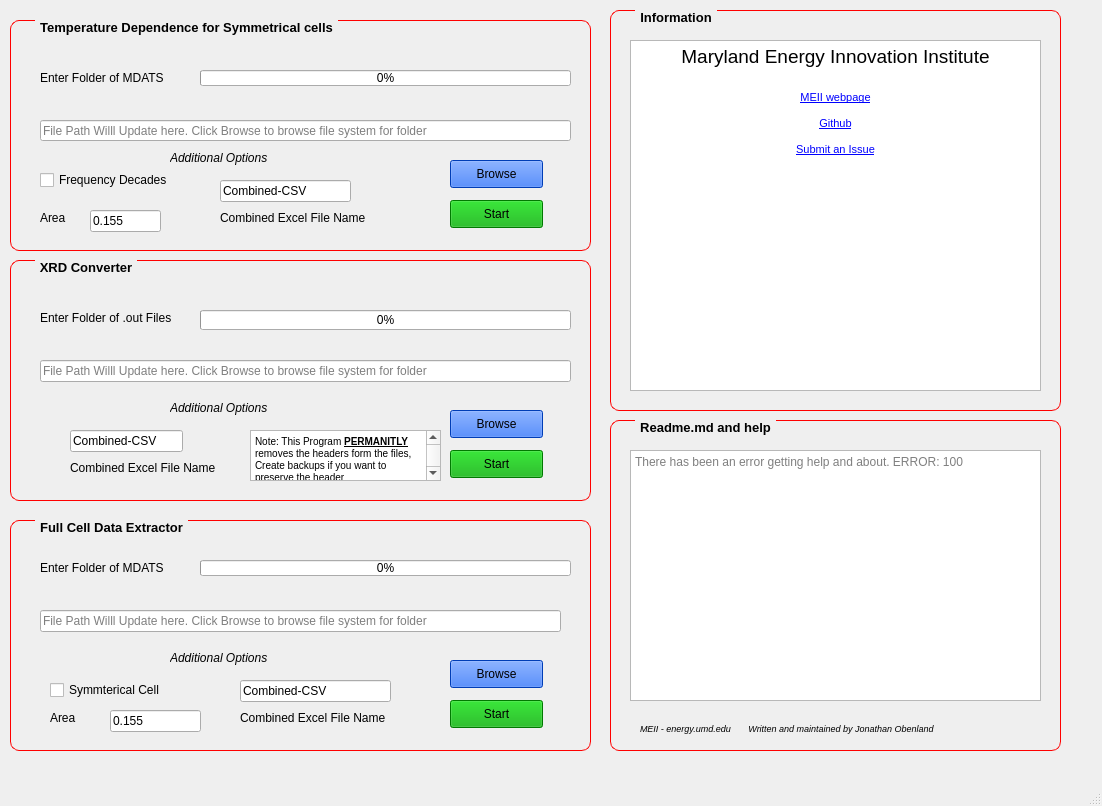
Before: the Qt Designer form gui.ui in Jobenland/Data-Helper, drawn with Qt 5.
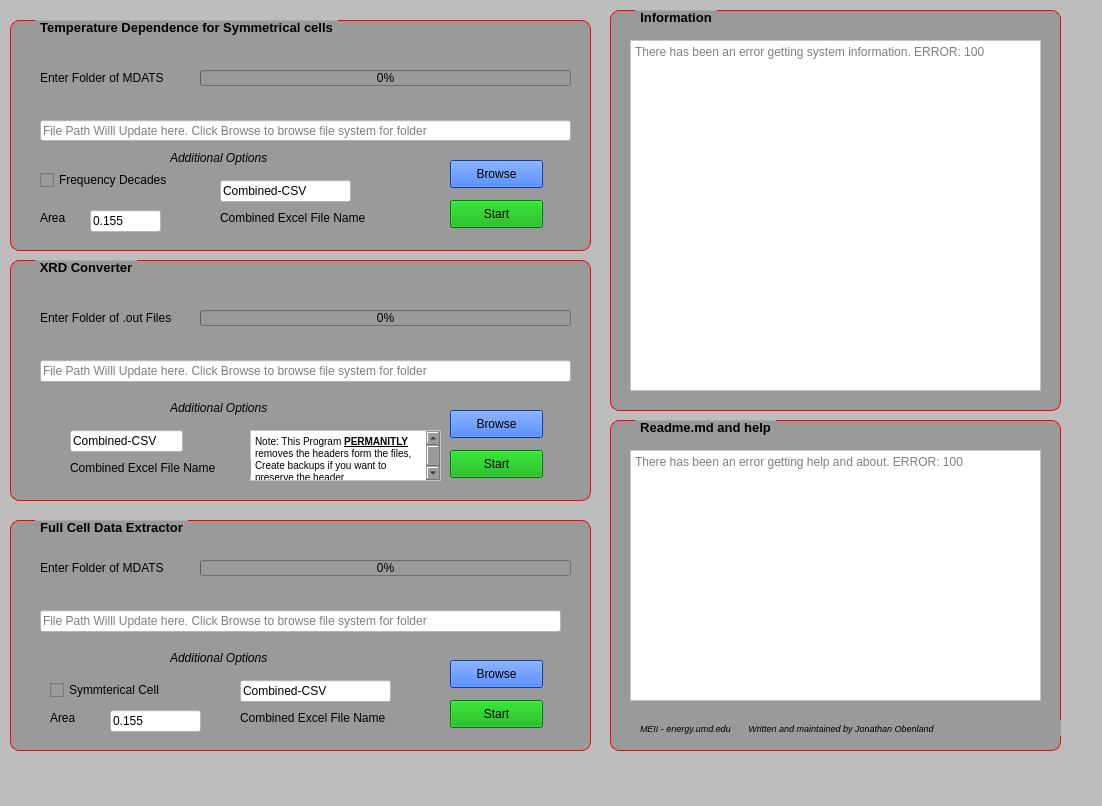
After: the same form once the commit is applied. Icons and pictures are not drawn.

Diff of the .ui file:
```diff
--- a/gui.ui
+++ b/gui.ui
@@ -37,6 +37,11 @@
     border-radius: 1px;
     margin-top: 0.5em;
 }
+
+QWidget {
+	
+	background-color: rgb(189, 189, 189);
+}
 </string>
   </property>
   <widget class="QWidget" name="centralwidget">
@@ -57,6 +62,9 @@
       <underline>false</underline>
      </font>
     </property>
+    <property name="styleSheet">
+     <string notr="true">background-color: rgb(154, 154, 154);</string>
+    </property>
     <property name="title">
      <string>Temperature Dependence for Symmetrical cells</string>
     </property>
@@ -104,6 +112,9 @@
        <height>21</height>
       </rect>
      </property>
+     <property name="styleSheet">
+      <string notr="true">background-color: rgb(255, 255, 255);</string>
+     </property>
      <property name="placeholderText">
       <string>File Path Willl Update here. Click Browse to browse file system for folder</string>
      </property>
@@ -164,6 +175,9 @@
        <height>22</height>
       </rect>
      </property>
+     <property name="styleSheet">
+      <string notr="true">background-color: rgb(255, 255, 255);</string>
+     </property>
      <property name="text">
       <string>0.155</string>
      </property>
@@ -190,6 +204,9 @@
        <height>22</height>
       </rect>
      </property>
+     <property name="styleSheet">
+      <string notr="true">background-color: rgb(255, 255, 255);</string>
+     </property>
      <property name="text">
       <string>Combined-CSV</string>
      </property>
@@ -240,6 +257,9 @@
       <bold>true</bold>
      </font>
     </property>
+    <property name="styleSheet">
+     <string notr="true">background-color: rgb(154, 154, 154);</string>
+    </property>
     <property name="title">
      <string>XRD Converter</string>
     </property>
@@ -281,6 +301,9 @@
        <height>22</height>
       </rect>
      </property>
+     <property name="styleSheet">
+      <string notr="true">background-color: rgb(255, 255, 255);</string>
+     </property>
      <property name="placeholderText">
       <string>File Path Willl Update here. Click Browse to browse file system for folder</string>
      </property>
@@ -325,7 +348,7 @@
        <x>190</x>
        <y>50</y>
        <width>371</width>
-       <height>20</height>
+       <height>16</height>
       </rect>
      </property>
      <property name="value">
@@ -341,6 +364,9 @@
        <height>51</height>
       </rect>
      </property>
+     <property name="styleSheet">
+      <string notr="true">background-color: rgb(255, 255, 255);</string>
+     </property>
      <property name="html">
       <string>&lt;!DOCTYPE HTML PUBLIC &quot;-//W3C//DTD HTML 4.0//EN&quot; &quot;http://www.w3.org/TR/REC-html40/strict.dtd&quot;&gt;
 &lt;html&gt;&lt;head&gt;&lt;meta name=&quot;qrichtext&quot; content=&quot;1&quot; /&gt;&lt;style type=&quot;text/css&quot;&gt;
@@ -358,6 +384,9 @@
        <height>22</height>
       </rect>
      </property>
+     <property name="styleSheet">
+      <string notr="true">background-color: rgb(255, 255, 255);</string>
+     </property>
      <property name="text">
       <string>Combined-CSV</string>
      </property>
@@ -392,6 +421,9 @@
       <bold>true</bold>
      </font>
     </property>
+    <property name="styleSheet">
+     <string notr="true">background-color: rgb(154, 154, 154);</string>
+    </property>
     <property name="title">
      <string>Full Cell Data Extractor</string>
     </property>
@@ -433,6 +465,9 @@
        <height>22</height>
       </rect>
      </property>
+     <property name="styleSheet">
+      <string notr="true">background-color: rgb(255, 255, 255);</string>
+     </property>
      <property name="placeholderText">
       <string>File Path Willl Update here. Click Browse to browse file system for folder</string>
      </property>
@@ -506,6 +541,9 @@
        <height>22</height>
       </rect>
      </property>
+     <property name="styleSheet">
+      <string notr="true">background-color: rgb(255, 255, 255);</string>
+     </property>
      <property name="text">
       <string>0.155</string>
      </property>
@@ -532,6 +570,9 @@
        <height>22</height>
       </rect>
      </property>
+     <property name="styleSheet">
+      <string notr="true">background-color: rgb(255, 255, 255);</string>
+     </property>
      <property name="text">
       <string>Combined-CSV</string>
      </property>
@@ -566,6 +607,9 @@
       <bold>true</bold>
      </font>
     </property>
+    <property name="styleSheet">
+     <string notr="true">background-color: rgb(154, 154, 154);</string>
+    </property>
     <property name="title">
      <string>Readme.md and help</string>
     </property>
@@ -597,6 +641,9 @@
        <height>251</height>
       </rect>
      </property>
+     <property name="styleSheet">
+      <string notr="true">background-color: rgb(255, 255, 255);</string>
+     </property>
      <property name="html">
       <string>&lt;!DOCTYPE HTML PUBLIC &quot;-//W3C//DTD HTML 4.0//EN&quot; &quot;http://www.w3.org/TR/REC-html40/strict.dtd&quot;&gt;
 &lt;html&gt;&lt;head&gt;&lt;meta name=&quot;qrichtext&quot; content=&quot;1&quot; /&gt;&lt;style type=&quot;text/css&quot;&gt;
@@ -625,10 +672,13 @@
       <bold>true</bold>
      </font>
     </property>
+    <property name="styleSheet">
+     <string notr="true">background-color: rgb(154, 154, 154);</string>
+    </property>
     <property name="title">
      <string>Information</string>
     </property>
-    <widget class="QTextBrowser" name="textBrowser_2">
+    <widget class="QTextBrowser" name="infoWindow">
      <property name="geometry">
       <rect>
        <x>20</x>
@@ -637,18 +687,18 @@
        <height>351</height>
       </rect>
      </property>
+     <property name="styleSheet">
+      <string notr="true">background-color: rgb(255, 255, 255);</string>
+     </property>
      <property name="html">
       <string>&lt;!DOCTYPE HTML PUBLIC &quot;-//W3C//DTD HTML 4.0//EN&quot; &quot;http://www.w3.org/TR/REC-html40/strict.dtd&quot;&gt;
 &lt;html&gt;&lt;head&gt;&lt;meta name=&quot;qrichtext&quot; content=&quot;1&quot; /&gt;&lt;style type=&quot;text/css&quot;&gt;
 p, li { white-space: pre-wrap; }
 &lt;/style&gt;&lt;/head&gt;&lt;body style=&quot; font-family:'MS Shell Dlg 2'; font-size:7.8pt; font-weight:400; font-style:normal;&quot;&gt;
-&lt;p align=&quot;center&quot; style=&quot; margin-top:0px; margin-bottom:0px; margin-left:0px; margin-right:0px; -qt-block-indent:0; text-indent:0px;&quot;&gt;&lt;span style=&quot; font-size:14pt;&quot;&gt;Maryland Energy Innovation Institute&lt;/span&gt;&lt;/p&gt;
-&lt;p align=&quot;center&quot; style=&quot;-qt-paragraph-type:empty; margin-top:0px; margin-bottom:0px; margin-left:0px; margin-right:0px; -qt-block-indent:0; text-indent:0px; font-size:14pt; vertical-align:super;&quot;&gt;&lt;br /&gt;&lt;/p&gt;
-&lt;p align=&quot;center&quot; style=&quot; margin-top:0px; margin-bottom:0px; margin-left:0px; margin-right:0px; -qt-block-indent:0; text-indent:0px;&quot;&gt;&lt;a href=&quot;energy.umd.edu&quot;&gt;&lt;span style=&quot; font-size:8pt; text-decoration: underline; color:#0000ff;&quot;&gt;MEII webpage&lt;/span&gt;&lt;/a&gt;&lt;/p&gt;
-&lt;p align=&quot;center&quot; style=&quot;-qt-paragraph-type:empty; margin-top:0px; margin-bottom:0px; margin-left:0px; margin-right:0px; -qt-block-indent:0; text-indent:0px; font-size:8pt; text-decoration: underline; color:#0000ff;&quot;&gt;&lt;br /&gt;&lt;/p&gt;
-&lt;p align=&quot;center&quot; style=&quot; margin-top:0px; margin-bottom:0px; margin-left:0px; margin-right:0px; -qt-block-indent:0; text-indent:0px;&quot;&gt;&lt;a href=&quot;github.com/jobenland&quot;&gt;&lt;span style=&quot; font-size:8pt; text-decoration: underline; color:#0000ff;&quot;&gt;Github&lt;/span&gt;&lt;/a&gt;&lt;/p&gt;
-&lt;p align=&quot;center&quot; style=&quot;-qt-paragraph-type:empty; margin-top:0px; margin-bottom:0px; margin-left:0px; margin-right:0px; -qt-block-indent:0; text-indent:0px; font-size:8pt; text-decoration: underline; color:#0000ff;&quot;&gt;&lt;br /&gt;&lt;/p&gt;
-&lt;p align=&quot;center&quot; style=&quot; margin-top:0px; margin-bottom:0px; margin-left:0px; margin-right:0px; -qt-block-indent:0; text-indent:0px;&quot;&gt;&lt;a href=&quot;github.com/jobenland&quot;&gt;&lt;span style=&quot; font-size:8pt; text-decoration: underline; color:#0000ff;&quot;&gt;Submit an Issue&lt;/span&gt;&lt;/a&gt;&lt;/p&gt;&lt;/body&gt;&lt;/html&gt;</string>
+&lt;p style=&quot;-qt-paragraph-type:empty; margin-top:0px; margin-bottom:0px; margin-left:0px; margin-right:0px; -qt-block-indent:0; text-indent:0px; font-size:8pt;&quot;&gt;&lt;br /&gt;&lt;/p&gt;&lt;/body&gt;&lt;/html&gt;</string>
+     </property>
+     <property name="placeholderText">
+      <string>There has been an error getting system information. ERROR: 100</string>
      </property>
     </widget>
    </widget>
```
